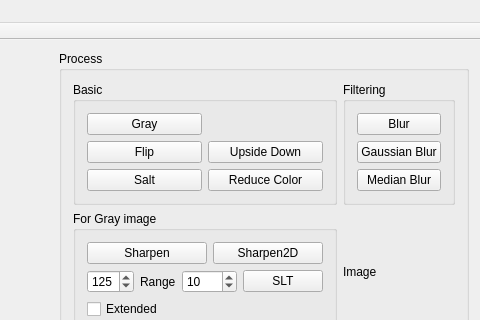
Old version of the form OpenCarVision/mainwindow.ui in the repository baidut/ITS; both pictures show x 239 to 719 and y 0 to 320 of the 719 by 611 pixel window.
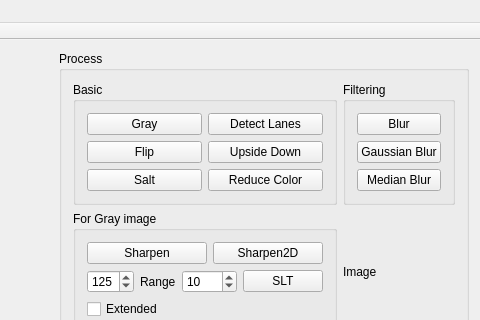
New version of the form.

Commit message: + 个人的算法（跳变检测）

Patch:
```diff
--- a/OpenCarVision/mainwindow.ui
+++ b/OpenCarVision/mainwindow.ui
@@ -167,6 +167,13 @@
             </property>
            </widget>
           </item>
+          <item row="0" column="1">
+           <widget class="QPushButton" name="pushButton_detectLanes">
+            <property name="text">
+             <string>Detect Lanes</string>
+            </property>
+           </widget>
+          </item>
          </layout>
         </widget>
        </item>
```
The commit also changes 2 other files.
